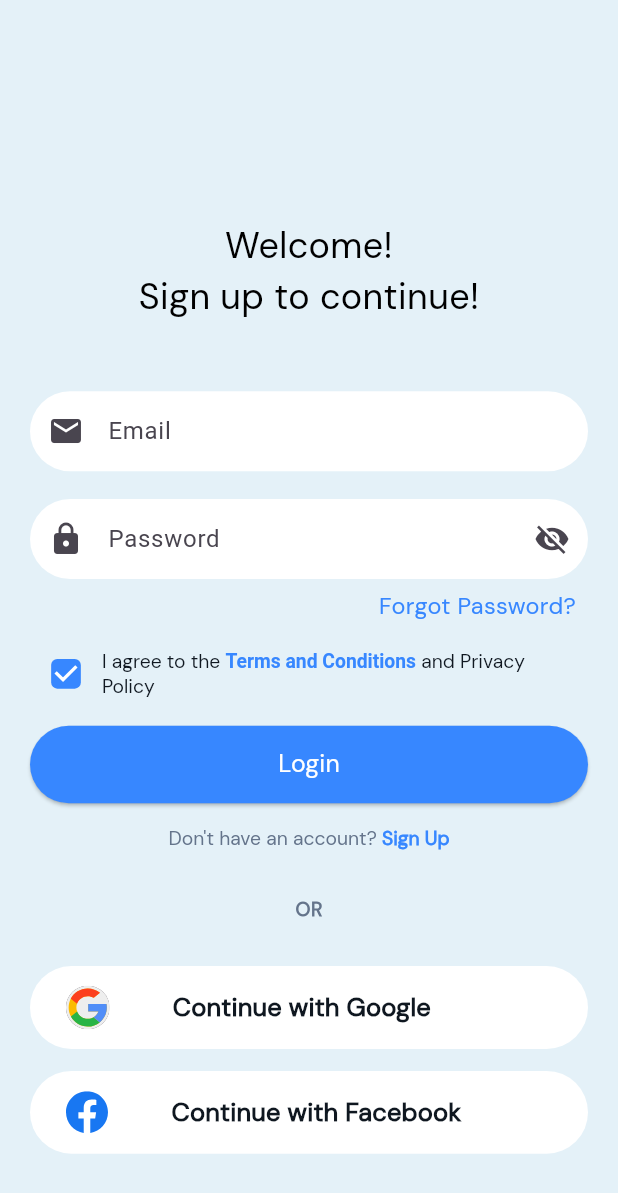
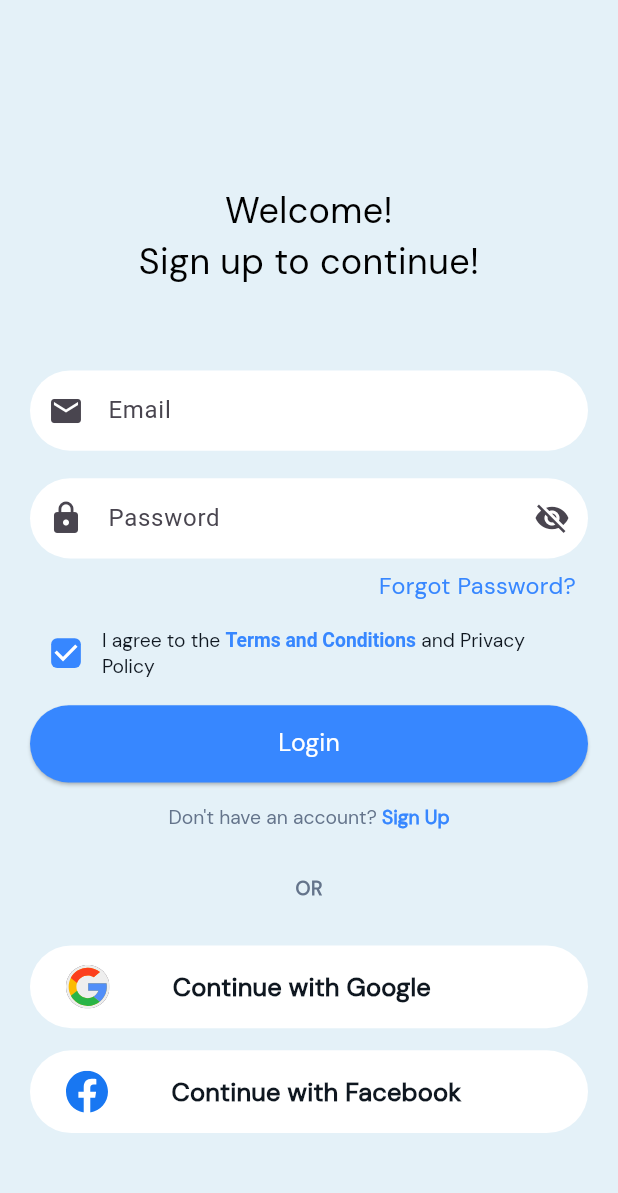
Before and after one commit to Syed-Ameen-Gillani/NTS-PSC-App, a Flutter app: the screen it shows after launch, on a phone screen of 412 x 824 dp. Shown: the top 1193 px of the screen. Run offline on Flutter 3.47's test engine with Material 3 defaults, Android fonts, the phone set to English and light mode, and no system bars; our stand-ins replace flutter_riverpod, flutter_screenutil, flutter_svg, go_router.

Commit message:
login done

```diff
--- a/lib/features/auth/presentation/pages/login_page.dart
+++ b/lib/features/auth/presentation/pages/login_page.dart
@@ -20,7 +20,7 @@ class LoginPage extends StatelessWidget {
           child: Column(
             mainAxisAlignment: MainAxisAlignment.center,
             children: [
-              SizedBox(height: 100.h),
+              SizedBox(height: 60.h),
               Text(
                 textAlign: TextAlign.center,
                 'Welcome!\nSign up to continue!',
@@ -29,7 +29,7 @@ class LoginPage extends StatelessWidget {
                   // fontSize: 30.sp,
                 ),
               ),
-              SizedBox(height: 50.h),
+              SizedBox(height: 60.h),
               CustomTextFormField(hintText: 'Email', prefixIcon: Icons.email),
               SizedBox(height: 20.h),
               CustomTextFormField(
```
